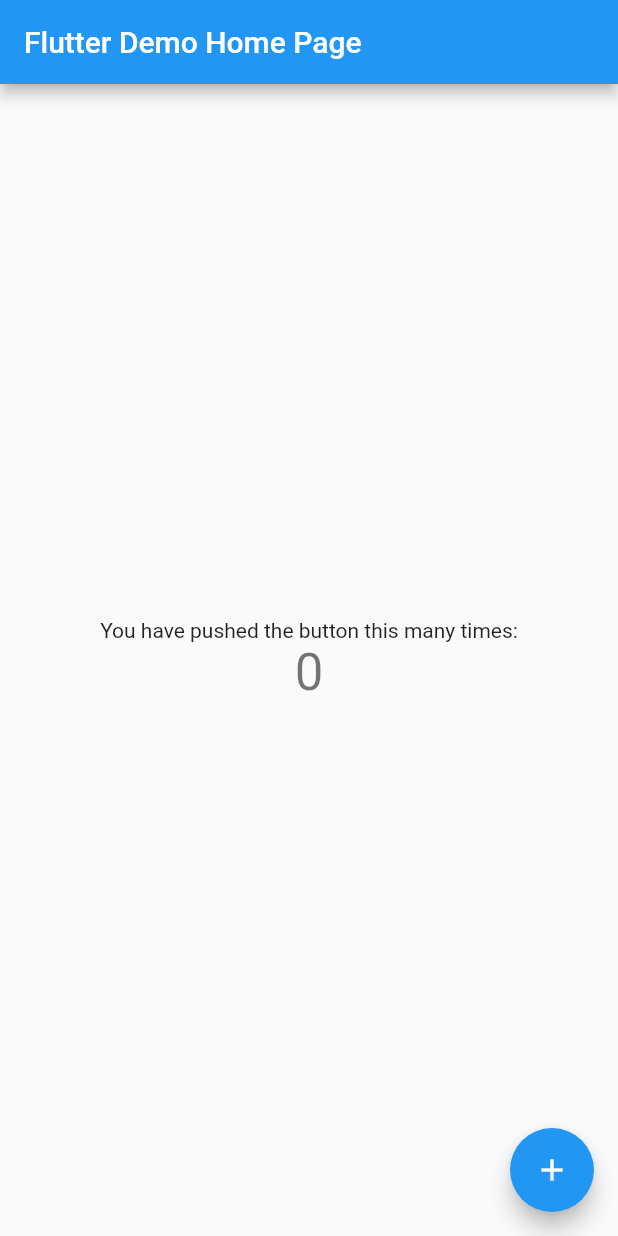
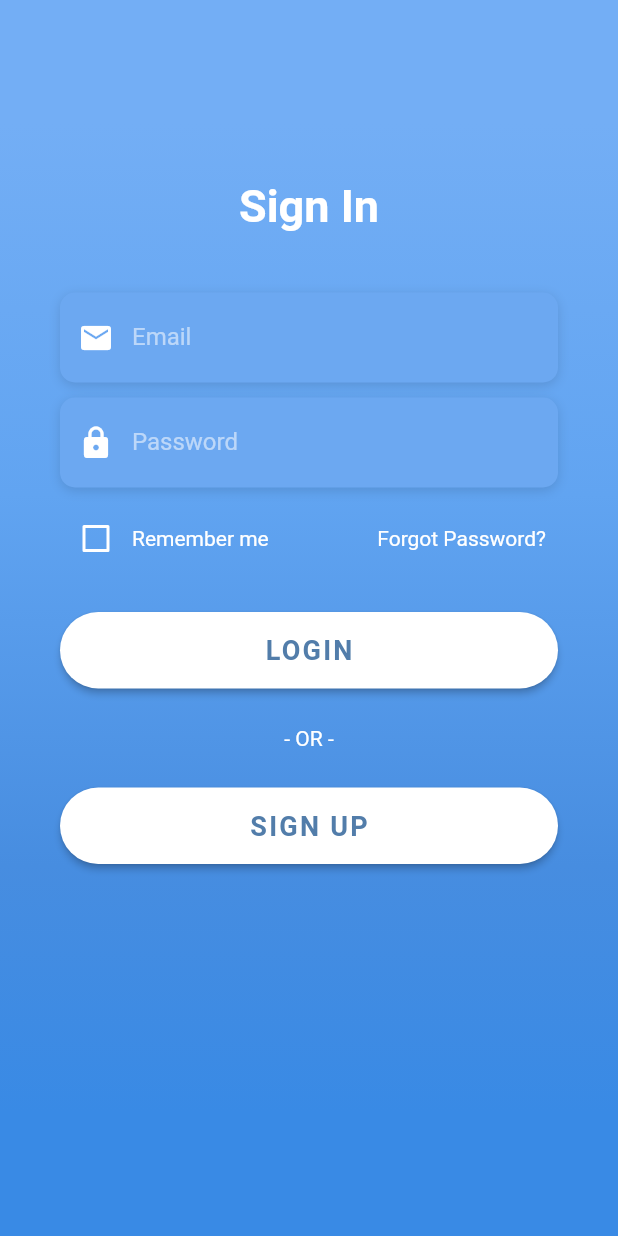
Before and after one commit to szbence71/eWords, a Flutter app: the screen it shows after launch, on a phone screen of 412 x 824 dp. Run offline on Flutter 3.47's test engine with Material 2 defaults, Android fonts, the phone set to English and light mode, and no system bars; Roboto replaces fonts that are missing (OpenSans).

Commit message:
Login UI created

```diff
--- a/lib/main.dart
+++ b/lib/main.dart
@@ -1,3 +1,4 @@
+import 'package:ewords/screens/login_screen.dart';
 import 'package:flutter/material.dart';
 
 void main() {
@@ -24,7 +25,7 @@
         // is not restarted.
         primarySwatch: Colors.blue,
       ),
-      home: const MyHomePage(title: 'Flutter Demo Home Page'),
+      home: const LoginScreen(),
     );
   }
 }
--- /dev/null
+++ b/lib/screens/login_screen.dart
@@ -0,0 +1,235 @@
+import 'package:flutter/material.dart';
+
+class LoginScreen extends StatefulWidget {
+  const LoginScreen({super.key});
+
+  @override
+  State<LoginScreen> createState() => _LoginScreenState();
+}
+
+const kLabelStyle = TextStyle(
+  color: Colors.white,
+  //fontWeight: FontWeight.bold,
+  fontFamily: 'OpenSans',
+);
+
+final kBoxDecorationStyle = BoxDecoration(
+  color: Color(0xFF6CA8F1),
+  borderRadius: BorderRadius.circular(10.0),
+  boxShadow: const [
+    BoxShadow(
+      color: Colors.black12,
+      blurRadius: 6.0,
+      offset: Offset(0, 2),
+    ),
+  ],
+);
+
+class _LoginScreenState extends State<LoginScreen> {
+  bool _rememberMe = false;
+
+  Widget _buildTextField(
+      String labelText, TextInputType keyboardType, IconData icon) {
+    return Column(
+      crossAxisAlignment: CrossAxisAlignment.start,
+      children: [
+        SizedBox(height: 10.0),
+        Container(
+          alignment: Alignment.centerLeft,
+          decoration: kBoxDecorationStyle,
+          height: 60.0,
+          child: TextField(
+            obscureText: keyboardType == TextInputType.visiblePassword,
+            keyboardType: keyboardType,
+            cursorColor: Colors.white,
+            style: const TextStyle(
+              color: Colors.white,
+              fontFamily: 'OpenSans',
+            ),
+            decoration: InputDecoration(
+              label: Text(
+                labelText,
+                style: const TextStyle(color: Colors.white54),
+              ),
+              border: InputBorder.none,
+              contentPadding: EdgeInsets.only(top: 14.0),
+              prefixIcon: Icon(
+                icon,
+                color: Colors.white,
+              ),
+            ),
+          ),
+        ),
+      ],
+    );
+  }
+
+  Widget _buildForgotPasswordBtn() {
+    return Container(
+      alignment: Alignment.centerRight,
+      child: TextButton(
+        onPressed: () => print('Forgot Password Button Pressed'),
+        child: Text(
+          'Forgot Password?',
+          style: kLabelStyle.copyWith(fontWeight: FontWeight.normal),
+        ),
+      ),
+    );
+  }
+
+  Widget _buildRememberMeCheckbox() {
+    return Container(
+      child: Row(
+        children: [
+          Theme(
+            data: ThemeData(unselectedWidgetColor: Colors.white),
+            child: Checkbox(
+              value: _rememberMe,
+              checkColor: Colors.green,
+              activeColor: Colors.white,
+              onChanged: (value) {
+                setState(() {
+                  _rememberMe = value!;
+                });
+              },
+            ),
+          ),
+          const Text(
+            'Remember me',
+            style: kLabelStyle,
+          ),
+        ],
+      ),
+    );
+  }
+
+  Widget _buildLoginBtn() {
+    return Container(
+      padding: EdgeInsets.symmetric(vertical: 25.0),
+      width: double.infinity,
+      child: ElevatedButton(
+        onPressed: () => print('Login Button Pressed'),
+        style: ElevatedButton.styleFrom(
+          padding: EdgeInsets.all(15.0),
+          shape: RoundedRectangleBorder(
+            borderRadius: BorderRadius.circular(30.0),
+          ),
+          backgroundColor: Colors.white,
+        ),
+        child: const Text(
+          'LOGIN',
+          style: TextStyle(
+            color: Color(0xFF527DAA),
+            letterSpacing: 1.5,
+            fontSize: 18.0,
+            fontWeight: FontWeight.bold,
+            fontFamily: 'OpenSans',
+          ),
+        ),
+      ),
+    );
+  }
+
+  Widget _buildSignUpBtn() {
+    return Container(
+      padding: EdgeInsets.symmetric(vertical: 25.0),
+      width: double.infinity,
+      child: ElevatedButton(
+        onPressed: () => print('Sign Up Button Pressed'),
+        style: ElevatedButton.styleFrom(
+          padding: EdgeInsets.all(15.0),
+          shape: RoundedRectangleBorder(
+            borderRadius: BorderRadius.circular(30.0),
+          ),
+          backgroundColor: Colors.white,
+        ),
+        child: const Text(
+          'SIGN UP',
+          style: TextStyle(
+            color: Color(0xFF527DAA),
+            letterSpacing: 1.5,
+            fontSize: 18.0,
+            fontWeight: FontWeight.bold,
+            fontFamily: 'OpenSans',
+          ),
+        ),
+      ),
+    );
+  }
+
+  @override
+  Widget build(BuildContext context) {
+    return Scaffold(
+      body: Stack(
+        children: [
+          Container(
+            height: double.infinity,
+            width: double.infinity,
+            decoration: const BoxDecoration(
+              gradient: LinearGradient(
+                begin: Alignment.topCenter,
+                end: Alignment.bottomCenter,
+                colors: [
+                  Color(0xFF73AEF5),
+                  Color(0xFF61A4F1),
+                  Color(0xFF478DE0),
+                  Color(0xFF398AE5),
+                ],
+                stops: [0.1, 0.4, 0.7, 0.9],
+              ),
+            ),
+          ),
+          Container(
+            height: double.infinity,
+            child: SingleChildScrollView(
+              physics: const AlwaysScrollableScrollPhysics(),
+              padding: const EdgeInsets.symmetric(
+                horizontal: 40.0,
+                vertical: 120.0,
+              ),
+              child: Column(
+                mainAxisAlignment: MainAxisAlignment.center,
+                children: [
+                  const Text(
+                    'Sign In',
+                    style: TextStyle(
+                      color: Colors.white,
+                      fontFamily: 'OpenSans',
+                      fontSize: 30.0,
+                      fontWeight: FontWeight.bold,
+                    ),
+                  ),
+                  SizedBox(height: 30.0),
+                  _buildTextField(
+                      'Email', TextInputType.emailAddress, Icons.email),
+                  _buildTextField(
+                      'Password', TextInputType.visiblePassword, Icons.lock),
+                  SizedBox(height: 10.0),
+                  Stack(
+                    children: [
+                      _buildForgotPasswordBtn(),
+                      _buildRememberMeCheckbox(),
+                    ],
+                  ),
+                  _buildLoginBtn(),
+                  Column(
+                    children: const [
+                      Text(
+                        '- OR -',
+                        style: TextStyle(
+                          color: Colors.white,
+                          fontWeight: FontWeight.w400,
+                        ),
+                      ),
+                    ],
+                  ),
+                  _buildSignUpBtn(),
+                ],
+              ),
+            ),
+          ),
+        ],
+      ),
+    );
+  }
+}
```
Also changed, not shown: pubspec.lock.
